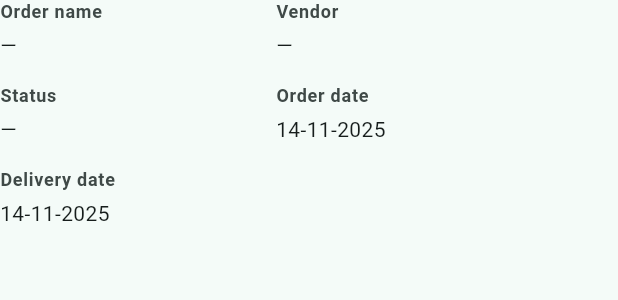
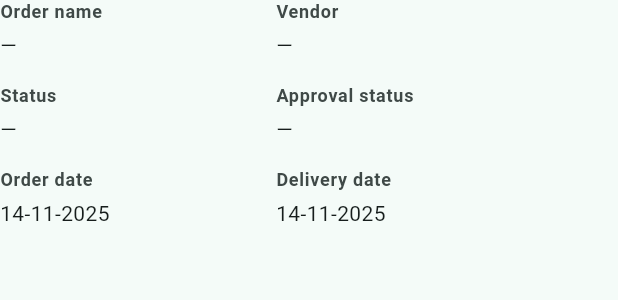
Before and after one commit to azmilazizi/kokonuts_bookkeeping, a Flutter app: the _SummarySection widget shown alone on an empty page, opened directly with empty values, on a phone screen of 412 x 824 dp. Shown: the top 300 px of the screen. Run offline on Flutter 3.47's test engine with Material 3 defaults, Android fonts, the phone set to English and light mode, and no system bars; our stand-ins replace shared_preferences; accounts and stored records are empty; network calls fail.

Commit message:
Fix summary pill constructor

```diff
--- a/lib/services/purchase_order_detail_service.dart
+++ b/lib/services/purchase_order_detail_service.dart
@@ -126,11 +126,14 @@ class PurchaseOrderDetail {
     required this.subtotalLabel,
     required this.totalLabel,
     required this.items,
+    required this.approvalStatus,
     this.orderDate,
     this.deliveryDate,
     this.reference,
     this.notes,
     this.terms,
+    this.statusId,
+    this.approvalStatusId,
   });
 
   factory PurchaseOrderDetail.fromJson(Map<String, dynamic> json) {
@@ -155,10 +158,23 @@ class PurchaseOrderDetail {
         _parseNestedName(json['supplier']) ??
         '—';
 
+    final statusId = _parseInt(json['status_id']) ?? _parseInt(json['status']);
     final statusLabel = _string(json['status_label']) ??
         _string(json['status_text']) ??
         _parseNestedName(json['status']) ??
-        _string(json['status']) ??
+        (statusId != null ? _statusLabelFromId(statusId) : null) ??
+        '—';
+
+    final approvalStatusId = _parseInt(json['approval_status']) ??
+        _parseInt(json['status_approval']) ??
+        _parseInt(json['approval_status_id']);
+    final approvalStatusLabel = _string(json['approval_status_label']) ??
+        _string(json['approval_status_text']) ??
+        _parseNestedName(json['approval_status']) ??
+        _parseNestedName(json['status_approval']) ??
+        (approvalStatusId != null
+            ? _approvalStatusLabelFromId(approvalStatusId)
+            : null) ??
         '—';
 
     final items = _extractItems(json['items'])
@@ -184,6 +200,7 @@ class PurchaseOrderDetail {
       subtotalLabel: subtotalLabel,
       totalLabel: totalLabel,
       items: items,
+      approvalStatus: approvalStatusLabel,
       orderDate: _parseDate(json['order_date']) ??
           _parseDate(json['created_at']),
       deliveryDate: _parseDate(json['delivery_date']) ??
@@ -193,6 +210,8 @@ class PurchaseOrderDetail {
           _string(json['ref_number']),
       notes: _string(json['notes']) ?? _string(json['note']),
       terms: _string(json['terms']) ?? _string(json['term']),
+      statusId: statusId,
+      approvalStatusId: approvalStatusId,
     );
   }
 
@@ -209,6 +228,9 @@ class PurchaseOrderDetail {
   final String totalLabel;
   final String? notes;
   final String? terms;
+  final String approvalStatus;
+  final int? statusId;
+  final int? approvalStatusId;
   final List<PurchaseOrderItem> items;
 
   String get orderDateLabel => _formatDate(orderDate) ?? '—';
@@ -222,6 +244,20 @@ class PurchaseOrderDetail {
 
   bool get hasTerms => terms != null && terms!.trim().isNotEmpty;
 }
+
+const Map<int, String> purchaseOrderStatusLabels = {
+  1: 'Not start',
+  2: 'In process',
+  3: 'Complete',
+  4: 'Cancelled',
+};
+
+const Map<int, String> purchaseOrderApprovalStatusLabels = {
+  1: 'Draft',
+  2: 'Approved',
+  3: 'Rejected',
+  4: 'Cancelled',
+};
 
 /// Represents a single line item within a purchase order.
 class PurchaseOrderItem {
@@ -429,6 +465,28 @@ DateTime? _parseDate(dynamic value) {
   return null;
 }
 
+int? _parseInt(dynamic value) {
+  if (value is int) {
+    return value;
+  }
+  if (value is num) {
+    return value.toInt();
+  }
+  if (value is String) {
+    final trimmed = value.trim();
+    if (trimmed.isEmpty) {
+      return null;
+    }
+    return int.tryParse(trimmed);
+  }
+  return null;
+}
+
+String? _statusLabelFromId(int id) => purchaseOrderStatusLabels[id];
+
+String? _approvalStatusLabelFromId(int id) =>
+    purchaseOrderApprovalStatusLabels[id];
+
 String? _formatDate(DateTime? value) {
   if (value == null) {
     return null;
--- a/lib/widgets/purchase_order_details_dialog.dart
+++ b/lib/widgets/purchase_order_details_dialog.dart
@@ -202,15 +202,22 @@ class _SummarySection extends StatelessWidget {
   Widget build(BuildContext context) {
     final theme = Theme.of(context);
     final fields = <_SummaryField>[
-      _SummaryField('Order name', detail.name),
-      _SummaryField('Vendor', detail.vendorName),
-      _SummaryField('Status', detail.status),
-      _SummaryField('Order date', detail.orderDateLabel),
-      _SummaryField('Delivery date', detail.deliveryDateLabel),
+      _SummaryField.text('Order name', detail.name),
+      _SummaryField.text('Vendor', detail.vendorName),
+      _SummaryField.pill(
+        label: 'Status',
+        pillStyle: _buildStatusPillStyle(theme, detail),
+      ),
+      _SummaryField.pill(
+        label: 'Approval status',
+        pillStyle: _buildApprovalPillStyle(theme, detail),
+      ),
+      _SummaryField.text('Order date', detail.orderDateLabel),
+      _SummaryField.text('Delivery date', detail.deliveryDateLabel),
     ];
 
     if (detail.referenceLabel != null) {
-      fields.add(_SummaryField('Reference', detail.referenceLabel!));
+      fields.add(_SummaryField.text('Reference', detail.referenceLabel!));
     }
 
     return Wrap(
@@ -223,11 +230,142 @@ class _SummarySection extends StatelessWidget {
   }
 }
 
+_PillStyle _buildStatusPillStyle(ThemeData theme, PurchaseOrderDetail detail) {
+  final label = _resolvePillLabel(
+    explicit: detail.status,
+    id: detail.statusId,
+    lookup: purchaseOrderStatusLabels,
+  );
+
+  final id = detail.statusId ?? _findIdForLabel(label, purchaseOrderStatusLabels);
+  final colorScheme = theme.colorScheme;
+
+  Color background;
+  Color foreground;
+
+  switch (id) {
+    case 2:
+      background = colorScheme.primaryContainer;
+      foreground = colorScheme.onPrimaryContainer;
+      break;
+    case 3:
+      background = colorScheme.secondaryContainer;
+      foreground = colorScheme.onSecondaryContainer;
+      break;
+    case 4:
+      background = colorScheme.errorContainer;
+      foreground = colorScheme.onErrorContainer;
+      break;
+    case 1:
+    default:
+      background = colorScheme.surfaceVariant;
+      foreground = colorScheme.onSurfaceVariant;
+      break;
+  }
+
+  return _PillStyle(
+    label: label,
+    backgroundColor: background,
+    foregroundColor: foreground,
+  );
+}
+
+_PillStyle _buildApprovalPillStyle(
+  ThemeData theme,
+  PurchaseOrderDetail detail,
+) {
+  final label = _resolvePillLabel(
+    explicit: detail.approvalStatus,
+    id: detail.approvalStatusId,
+    lookup: purchaseOrderApprovalStatusLabels,
+  );
+
+  final id =
+      detail.approvalStatusId ?? _findIdForLabel(label, purchaseOrderApprovalStatusLabels);
+  final colorScheme = theme.colorScheme;
+
+  Color background;
+  Color foreground;
+
+  switch (id) {
+    case 2:
+      background = colorScheme.primaryContainer;
+      foreground = colorScheme.onPrimaryContainer;
+      break;
+    case 3:
+      background = colorScheme.errorContainer;
+      foreground = colorScheme.onErrorContainer;
+      break;
+    case 4:
+      background = colorScheme.tertiaryContainer;
+      foreground = colorScheme.onTertiaryContainer;
+      break;
+    case 1:
+    default:
+      background = colorScheme.surfaceVariant;
+      foreground = colorScheme.onSurfaceVariant;
+      break;
+  }
+
+  return _PillStyle(
+    label: label,
+    backgroundColor: background,
+    foregroundColor: foreground,
+  );
+}
+
+String _resolvePillLabel({
+  required String explicit,
+  required int? id,
+  required Map<int, String> lookup,
+}) {
+  final trimmed = explicit.trim();
+  if (trimmed.isNotEmpty && trimmed != '—') {
+    return trimmed;
+  }
+  if (id != null) {
+    final mapped = lookup[id];
+    if (mapped != null) {
+      return mapped;
+    }
+  }
+  return '—';
+}
+
+int? _findIdForLabel(String label, Map<int, String> lookup) {
+  final normalized = label.trim().toLowerCase();
+  for (final entry in lookup.entries) {
+    if (entry.value.toLowerCase() == normalized) {
+      return entry.key;
+    }
+  }
+  return null;
+}
+
 class _SummaryField {
-  const _SummaryField(this.label, this.value);
+  const _SummaryField._(this.label, this.value, this.pillStyle);
+
+  const _SummaryField.text(String label, String value)
+      : this._(label, value, null);
+
+  _SummaryField.pill({required String label, required _PillStyle pillStyle})
+      : this._(label, pillStyle.label, pillStyle);
 
   final String label;
   final String value;
+  final _PillStyle? pillStyle;
+}
+
+class _PillStyle {
+  const _PillStyle({
+    required this.label,
+    required this.backgroundColor,
+    required this.foregroundColor,
+  });
+
+  final String label;
+  final Color backgroundColor;
+  final Color foregroundColor;
 }
 
 class _SummaryTile extends StatelessWidget {
@@ -251,12 +389,54 @@ class _SummaryTile extends StatelessWidget {
             ),
           ),
           const SizedBox(height: 4),
-          Text(
-            field.value.isNotEmpty ? field.value : '—',
-            style: theme.textTheme.bodyMedium,
+          _SummaryValue(
+            field: field,
+            theme: theme,
           ),
         ],
       ),
+    );
+  }
+}
+
+class _SummaryValue extends StatelessWidget {
+  const _SummaryValue({required this.field, required this.theme});
+
+  final _SummaryField field;
+  final ThemeData theme;
+
+  @override
+  Widget build(BuildContext context) {
+    final pill = field.pillStyle;
+    final value = field.value.trim().isEmpty ? '—' : field.value.trim();
+
+    if (pill == null || value == '—') {
+      return Text(
+        value,
+        style: theme.textTheme.bodyMedium,
+      );
+    }
+
+    final textStyle = theme.textTheme.labelSmall?.copyWith(
+          fontWeight: FontWeight.w600,
+          color: pill.foregroundColor,
+        ) ??
+        TextStyle(
+          fontSize: 12,
+          fontWeight: FontWeight.w600,
+          color: pill.foregroundColor,
+        );
+
+    return Container(
+      decoration: BoxDecoration(
+        color: pill.backgroundColor,
+        borderRadius: BorderRadius.circular(999),
+      ),
+      padding: const EdgeInsets.symmetric(
+        horizontal: 12,
+        vertical: 6,
+      ),
+      child: Text(pill.label, style: textStyle),
     );
   }
 }
```
